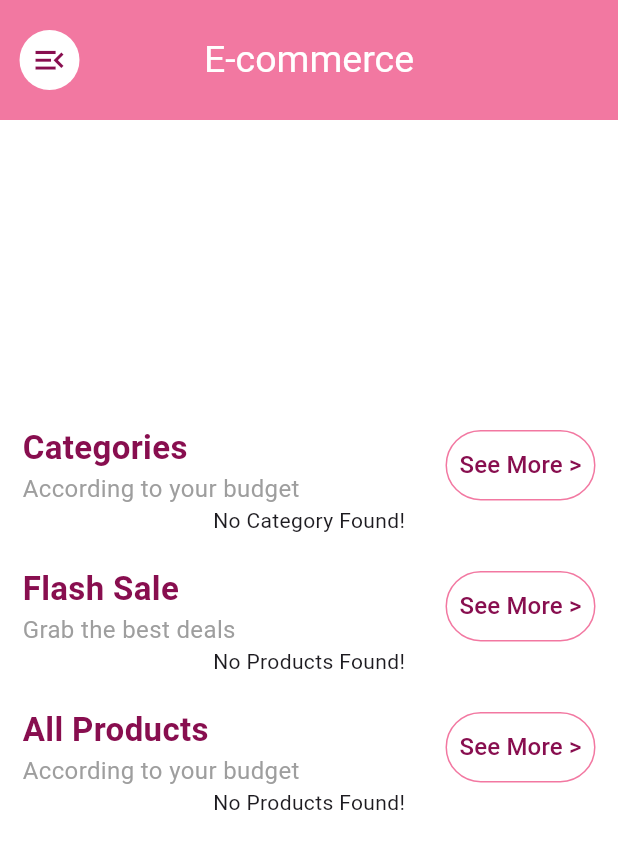
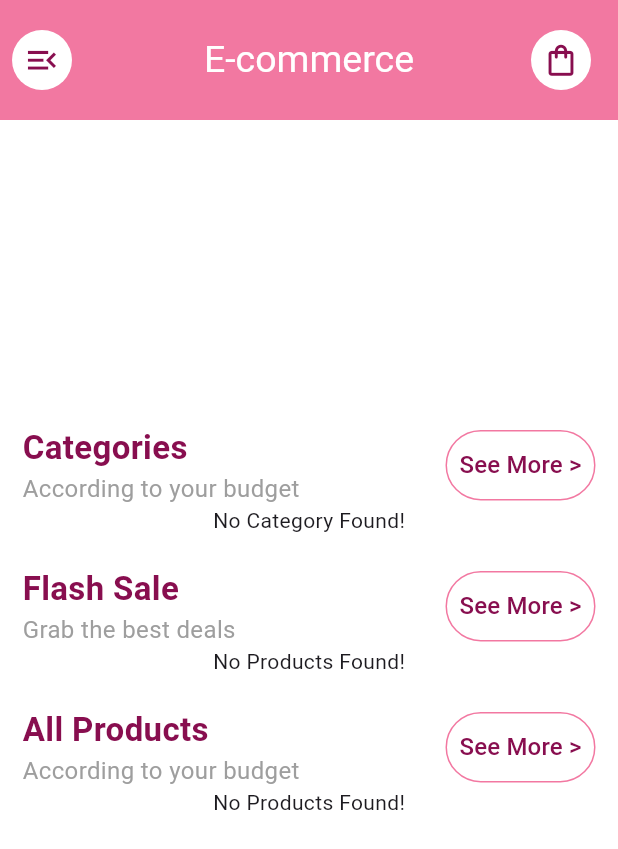
Before and after one commit to minakshibisen/firebase_ecommerce_f, a Flutter app: the screen it shows once a user with an empty profile is signed in, on a phone screen of 412 x 824 dp. Shown: the top 849 px of the screen. Run offline on Flutter 3.47's test engine with Material 3 defaults, Android fonts, the phone set to English and light mode, and no system bars; drawn by our look-alikes of carousel_slider; our stand-ins replace animate_do, cached_network_image, cloud_firestore, firebase_auth, firebase_core, firebase_messaging and 8 more; missing offline and left inert: flutter_imagecards; accounts and stored records are empty; generated files the repository leaves out were written again.

```diff
--- a/lib/screens/user-panel/main_screen.dart
+++ b/lib/screens/user-panel/main_screen.dart
@@ -2,6 +2,7 @@ import 'package:animate_do/animate_do.dart';
 import 'package:firebase_ecommerce_f/screens/user-panel/all_category_screen.dart';
 import 'package:firebase_ecommerce_f/screens/user-panel/all_flash_sale_screen.dart';
 import 'package:firebase_ecommerce_f/screens/user-panel/all_products_screen.dart';
+import 'package:firebase_ecommerce_f/screens/user-panel/location_screen.dart';
 import 'package:firebase_ecommerce_f/screens/user-panel/order_screen.dart';
 import 'package:firebase_ecommerce_f/utils/app-constant.dart';
 import 'package:firebase_ecommerce_f/widgets/all_product_widget.dart';
@@ -27,15 +28,20 @@ class _MainScreenState extends State<MainScreen> {
       backgroundColor: AppConstant.appSecondaryColor,
       appBar: AppBar(
         automaticallyImplyLeading: false,
+        backgroundColor: AppConstant.appMainColor,
+        toolbarHeight: 80,
+        centerTitle: true,
+
+        // Leading Icon (Menu)
         leading: Builder(
           builder: (context) => GestureDetector(
             onTap: () {
               Scaffold.of(context).openDrawer();
             },
-            child: Padding(
-              padding: const EdgeInsets.only(left: 10.0),
             child: Container(
-                margin: const EdgeInsets.all(3.0),
+              margin: const EdgeInsets.all(8.0), // Consistent margin
+              width: 40, // Ensure same size
+              height: 40,
               decoration: BoxDecoration(
                 shape: BoxShape.circle,
                 color: Colors.white,
@@ -48,17 +54,46 @@ class _MainScreenState extends State<MainScreen> {
             ),
           ),
         ),
-        ),
-        toolbarHeight: 80,
 
-        backgroundColor: AppConstant.appMainColor,
+        // Title
         title: Text(
           AppConstant.appMainName,
           textAlign: TextAlign.center,
-          style: TextStyle(color: AppConstant.appSecondaryColor, fontSize: 25),
+          style: TextStyle(
+            color: AppConstant.appSecondaryColor,
+            fontSize: 25,
           ),
-        centerTitle: true,
         ),
+
+        // Action Icon (Shopping Bag)
+        actions: [
+          Builder(
+            builder: (context) =>GestureDetector(
+              onTap:(){
+                Get.to(()=>AllCategoryScreen());
+              },
+              child: Padding(
+                padding: const EdgeInsets.only(right: 10.0), // Align with leading
+                child: Container(
+                  margin: const EdgeInsets.all(8.0), // Same margin as leading
+                  width: 40, // Same width & height
+                  height: 40,
+                  decoration: BoxDecoration(
+                    shape: BoxShape.circle,
+                    color: Colors.white,
+                  ),
+                  child: Icon(
+                    Icons.shopping_bag_outlined,
+                    size: 25,
+                    color: AppConstant.appMainColor2,
+                  ),
+                ),
+              )
+
+          ),    )
+        ],
+      ),
+
 
       drawer:Drawer(
         backgroundColor: AppConstant.gray,
@@ -120,6 +155,9 @@ class _MainScreenState extends State<MainScreen> {
                 padding: EdgeInsets.zero,
                 children: [
                   _drawerItem(Icons.person, 'My Profile', () {}),
+                  _drawerItem(Icons.person, 'Location', () {
+                    Get.to(() => LocationPickerScreen());
+                  }),
                   _drawerItem(Icons.shopping_bag_outlined, 'My Order', () {
                     Get.to(() => OrderScreen());
                   }),
--- a/pubspec.yaml
+++ b/pubspec.yaml
@@ -47,6 +47,9 @@ dependencies:
   flutter_imagecards: ^0.0.5
   flutter_swipe_action_cell: ^3.1.5
   firebase_messaging: ^15.2.4
+  google_maps_flutter: ^2.10.1
+  geolocator: ^11.0.0
+  geocoding: ^2.1.0
 
 dev_dependencies:
   flutter_test:
```
Also changed, not shown: lib/screens/user-panel/checkout_screen.dart (+21 -4 lines), lib/screens/user-panel/location_screen.dart (added, +156 -0 lines), pubspec.lock, 1 other file. Lines whose indentation alone changed are shown as unchanged.
